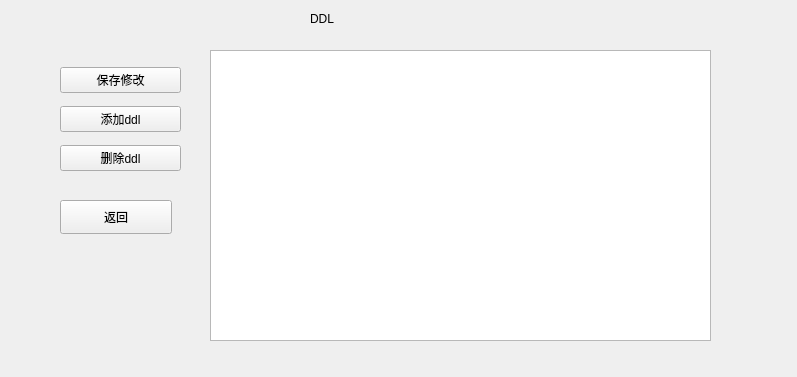
jinkq/CourseTable, file cola/ddl.ui: the form before one commit.
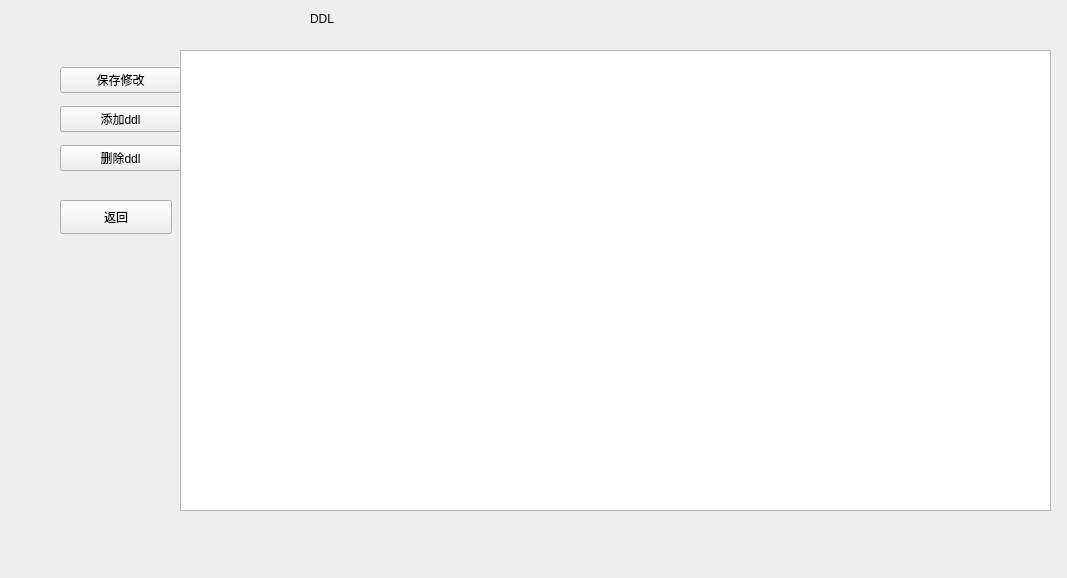
The form after the commit.

Patch:
```diff
--- a/cola/ddl.ui
+++ b/cola/ddl.ui
@@ -6,8 +6,8 @@
    <rect>
     <x>0</x>
     <y>0</y>
-    <width>797</width>
-    <height>377</height>
+    <width>1067</width>
+    <height>578</height>
    </rect>
   </property>
   <property name="windowTitle">
@@ -42,10 +42,10 @@
   <widget class="QTableWidget" name="ddlTable">
    <property name="geometry">
     <rect>
-     <x>210</x>
+     <x>180</x>
      <y>50</y>
-     <width>501</width>
-     <height>291</height>
+     <width>871</width>
+     <height>461</height>
     </rect>
    </property>
   </widget>
```
